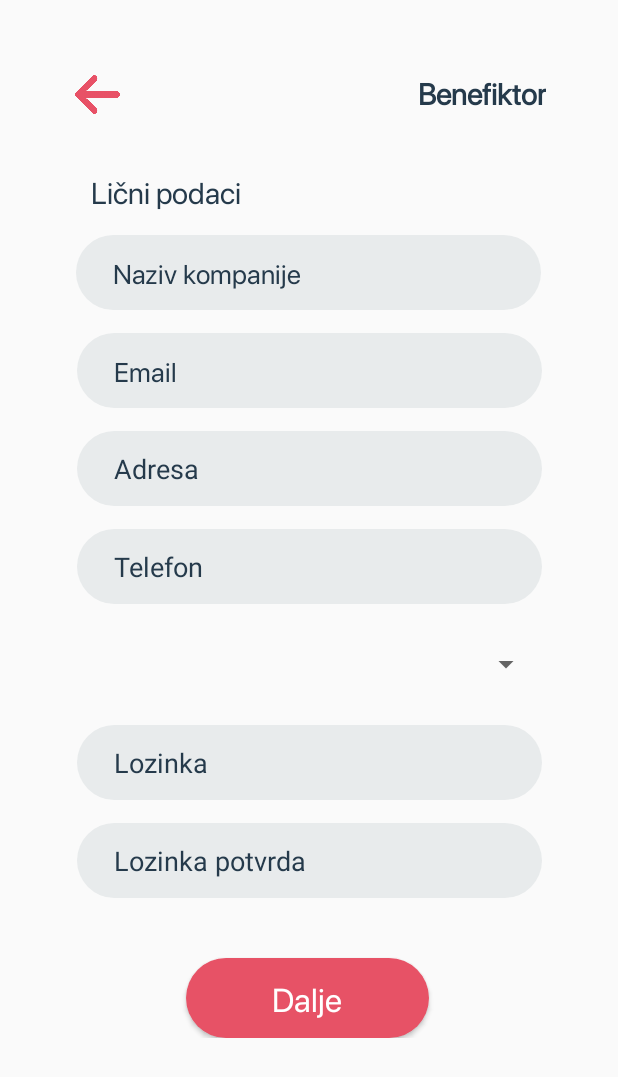
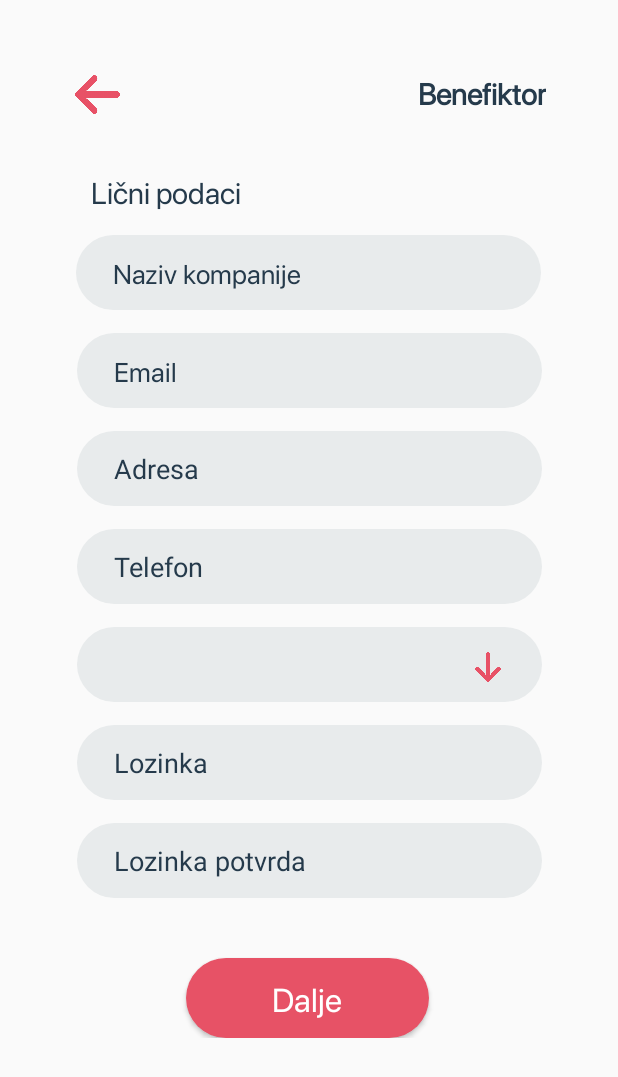
Before and after one commit to Eminaa97/RukaLjubavi, an Android app: the layout activity_registracija_benefiktor.xml on its own in the app's theme, with its tools: preview values and no code run, on a phone screen of 412 x 824 dp. Shown: the top 1077 px of the screen. Run offline under Robolectric (Android 15) with nearby library versions, the phone set to English and light mode, and no system bars.

Commit message:
spiner gradovi

```diff
--- /dev/null
+++ b/RukaLjubavi.Android/app/src/main/res/drawable/spiner_field.xml
@@ -0,0 +1,7 @@
+<?xml version="1.0" encoding="utf-8"?>
+<shape android:shape="rectangle" xmlns:android="http://schemas.android.com/apk/res/android">
+
+    <solid android:color="@color/light_gray"></solid>
+    <corners android:radius="50dp"></corners>
+    <padding android:left="10dp"></padding>
+</shape>
--- a/RukaLjubavi.Android/app/src/main/res/layout/activity_registracija_benefiktor.xml
+++ b/RukaLjubavi.Android/app/src/main/res/layout/activity_registracija_benefiktor.xml
@@ -165,10 +165,24 @@
             android:layout_width="310dp"
             android:layout_height="50dp"
             android:layout_marginTop="15dp"
+            android:background="@drawable/spiner_field"
             android:fontFamily="@font/regular"
             app:layout_constraintEnd_toEndOf="parent"
             app:layout_constraintStart_toStartOf="parent"
             app:layout_constraintTop_toBottomOf="@+id/txtRegTelefon" />
 
+        <ImageView
+            android:id="@+id/imageView2"
+            android:layout_width="20dp"
+            android:layout_height="20dp"
+            android:rotation="270"
+            app:layout_constraintBottom_toBottomOf="@+id/spnBenLokacija"
+            app:layout_constraintEnd_toEndOf="@+id/spnBenLokacija"
+            app:layout_constraintHorizontal_bias="0.91"
+            app:layout_constraintStart_toStartOf="@+id/spnBenLokacija"
+            app:layout_constraintTop_toTopOf="@+id/spnBenLokacija"
+            app:layout_constraintVertical_bias="0.566"
+            app:srcCompat="@drawable/arrow" />
+
     </androidx.constraintlayout.widget.ConstraintLayout>
 </ScrollView>
```
Also changed, not shown: RukaLjubavi.Android/app/src/main/java/com/fit/ba/rukaljubavi/RegistracijaBenefiktorActivity.kt (+13 -8 lines).
